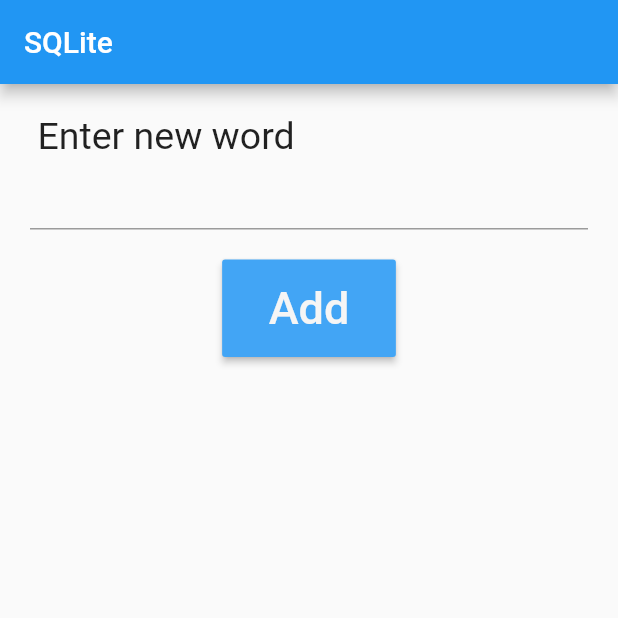
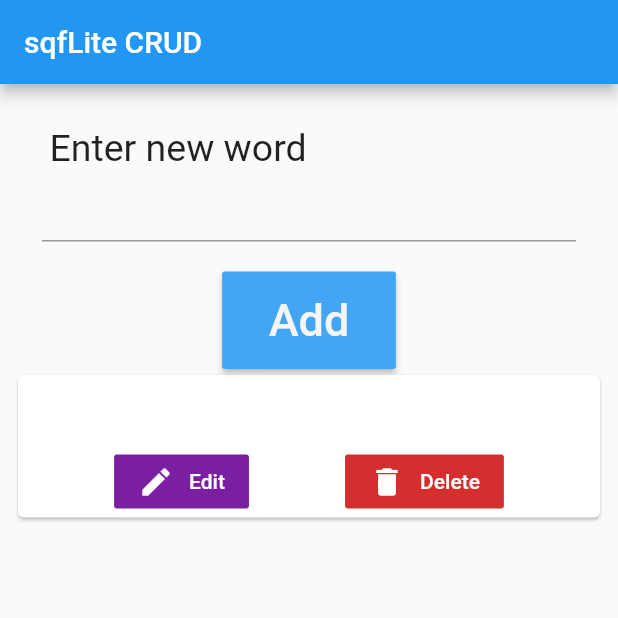
Before and after one commit to TokisakiKurumi2001/sqlite_test, a Flutter app: the screen it shows after launch, after a tap on "Add", on a phone screen of 412 x 824 dp, the top half of it. Run offline on Flutter 3.47's test engine with Material 2 defaults, Android fonts, the phone set to English and light mode, and no system bars; our stand-ins replace sqflite; accounts and stored records are empty.

Commit message:
Final release of app

```diff
--- a/lib/Input.dart
+++ /dev/null
@@ -1,66 +0,0 @@
-import 'package:flutter/material.dart';
-
-class Input extends StatefulWidget {
-  @override
-  _InputState createState() => _InputState();
-}
-
-class _InputState extends State<Input> {
-  TextEditingController _controller;
-
-  @override
-  void initState() {
-    super.initState();
-    _controller = TextEditingController();
-  }
-
-  @override
-  void dispose() {
-    _controller.dispose();
-    super.dispose();
-  }
-
-  @override
-  Widget build(BuildContext context) {
-    return Column(
-      crossAxisAlignment: CrossAxisAlignment.start,
-      children: <Widget>[
-        Padding(
-          padding: EdgeInsets.only(top: 20.0, left: 25.0),
-          child: Text(
-            'Enter new word',
-            style: TextStyle(fontSize: 25),
-          ),
-        ),
-        Padding(
-          padding: EdgeInsets.symmetric(horizontal: 20.0),
-          child: Container(
-            child: TextField(
-              controller: _controller,
-              onSubmitted: (String value) {
-                _controller.clear();
-                print('You typed $value');
-              },
-            ),
-          ),
-        ),
-        Center(
-          child: Container(
-            margin: EdgeInsets.only(top: 20.0),
-            child: MaterialButton(
-              color: Colors.blue[400],
-              child: Padding(
-                padding: EdgeInsets.all(15.0),
-                child: Text(
-                  'Add',
-                  style: TextStyle(fontSize: 30, color: Colors.grey[100]),
-                ),
-              ),
-              onPressed: () {},
-            ),
-          ),
-        ),
-      ],
-    );
-  }
-}
--- a/lib/TodoList.dart
+++ /dev/null
@@ -1,24 +0,0 @@
-import 'package:flutter/material.dart';
-import 'TodoCard.dart';
-import 'models/Vocab.dart';
-
-class TodoList extends StatefulWidget {
-  @override
-  _TodoListState createState() => _TodoListState();
-}
-
-class _TodoListState extends State<TodoList> {
-  final List<Vocab> listOfTodos = [];
-
-  @override
-  Widget build(BuildContext context) {
-    return ListView.builder(
-      itemBuilder: (context, index) {
-        return TodoCard(
-          vocab: listOfTodos[index],
-        );
-      },
-      itemCount: listOfTodos.length,
-    );
-  }
-}
--- /dev/null
+++ b/lib/Vocabs.dart
@@ -0,0 +1,21 @@
+import 'package:sqlite_test/db/interact_with_db.dart';
+import 'models/Vocab.dart';
+
+Future<List<Vocab>> future;
+
+Future<int> createTodo(String word) async {
+  int count = await DBInteract.todosCount();
+  count += 1;
+  final v = Vocab(count, word);
+  await DBInteract.addNewVocab(v);
+  return v.id;
+}
+
+deleteTodo(Vocab v) async {
+  await DBInteract.deleteVocab(v);
+}
+
+updateTodo(Vocab v, String word) async {
+  v.word = word;
+  await DBInteract.updateVocab(v);
+}
--- a/lib/db/interact_with_db.dart
+++ b/lib/db/interact_with_db.dart
@@ -61,4 +61,13 @@ class DBInteract {
     final result = await db.rawUpdate(sql, params);
     DatabaseCreator.databaseLog('Update vocab', sql, null, result, params);
   }
+
+  static Future<int> todosCount() async {
+    final data = await db
+        .rawQuery('''SELECT MAX(id) FROM ${DatabaseCreator.tableName}''');
+
+    int count = data[0].values.elementAt(0);
+    int idForNewItem = count == null ? 1 : count++;
+    return idForNewItem;
+  }
 }
--- a/lib/main.dart
+++ b/lib/main.dart
@@ -1,27 +1,200 @@
 import 'package:flutter/material.dart';
-import 'Input.dart';
-import 'TodoList.dart';
+import 'db/database_creator.dart';
+import 'db/interact_with_db.dart';
+import 'models/Vocab.dart';
+import 'Vocabs.dart' as vs;
 
-void main() => runApp(MyApp());
+void main() async {
+  WidgetsFlutterBinding.ensureInitialized();
+  await DatabaseCreator().initDB();
+  runApp(MyApp());
+}
 
 class MyApp extends StatelessWidget {
   @override
   Widget build(BuildContext context) {
     return MaterialApp(
-      home: Scaffold(
-        appBar: AppBar(
-          title: Text('SQLite'),
-        ),
-        body: SafeArea(
-          child: Column(
+      debugShowCheckedModeBanner: false,
+      title: 'Flutter Demo',
+      theme: ThemeData(
+        primarySwatch: Colors.blue,
+      ),
+      home: SqfLiteCrud(title: 'Flutter Demo Home Page'),
+    );
+  }
+}
+
+class SqfLiteCrud extends StatefulWidget {
+  SqfLiteCrud({Key key, this.title}) : super(key: key);
+
+  final String title;
+
+  @override
+  _SqfLiteCrudState createState() => _SqfLiteCrudState();
+}
+
+class _SqfLiteCrudState extends State<SqfLiteCrud> {
+  @override
+  initState() {
+    super.initState();
+    vs.future = DBInteract.getAllVocabs();
+  }
+
+  Card buildItem(Vocab vocab) {
+    TextEditingController _editWord = TextEditingController();
+    return Card(
+      child: Column(
+        children: <Widget>[
+          Text(
+            '${vocab.word}',
+            style: TextStyle(fontSize: 40),
+          ),
+          Row(
+            mainAxisAlignment: MainAxisAlignment.spaceEvenly,
             children: <Widget>[
-              Input(),
-              Expanded(
-                child: TodoList(),
+              FlatButton(
+                color: Colors.purple.shade700,
+                onPressed: () async {
+                  await showDialog<void>(
+                      context: context,
+                      builder: (BuildContext context) {
+                        return AlertDialog(
+                          title: Text('Edit word'),
+                          content: TextField(
+                            controller: _editWord,
+                          ),
+                          actions: <Widget>[
+                            FlatButton(
+                                onPressed: () {
+                                  vs.updateTodo(vocab, _editWord.text);
+                                  setState(() {
+                                    vs.future = DBInteract.getAllVocabs();
+                                  });
+                                  Navigator.pop(context);
+                                },
+                                child: Text('OK'))
+                          ],
+                        );
+                      });
+                },
+                child: Row(
+                  children: <Widget>[
+                    Icon(
+                      Icons.edit,
+                      color: Colors.white,
+                    ),
+                    SizedBox(
+                      width: 10.0,
+                    ),
+                    Text(
+                      'Edit',
+                      style: TextStyle(color: Colors.white),
+                    ),
+                  ],
+                ),
+              ),
+              FlatButton(
+                color: Colors.red.shade700,
+                onPressed: () {
+                  vs.deleteTodo(vocab);
+                  setState(() {
+                    vs.future = DBInteract.getAllVocabs();
+                  });
+                },
+                child: Row(
+                  children: <Widget>[
+                    Icon(
+                      Icons.delete,
+                      color: Colors.white,
+                    ),
+                    SizedBox(
+                      width: 10.0,
+                    ),
+                    Text(
+                      'Delete',
+                      style: TextStyle(color: Colors.white),
+                    ),
+                  ],
+                ),
               ),
             ],
+          )
+        ],
+      ),
+    );
+  }
+
+  Container inputText() {
+    TextEditingController _controller = TextEditingController();
+    return Container(
+      child: Column(
+        crossAxisAlignment: CrossAxisAlignment.start,
+        children: <Widget>[
+          Padding(
+            padding: EdgeInsets.only(top: 20.0, left: 25.0),
+            child: Text(
+              'Enter new word',
+              style: TextStyle(fontSize: 25),
+            ),
           ),
-        ),
+          Padding(
+            padding: EdgeInsets.symmetric(horizontal: 20.0),
+            child: Container(
+              child: TextField(
+                controller: _controller,
+              ),
+            ),
+          ),
+          Center(
+            child: Container(
+              margin: EdgeInsets.only(top: 20.0),
+              child: MaterialButton(
+                color: Colors.blue[400],
+                child: Padding(
+                  padding: EdgeInsets.all(15.0),
+                  child: Text(
+                    'Add',
+                    style: TextStyle(fontSize: 30, color: Colors.grey[100]),
+                  ),
+                ),
+                onPressed: () async {
+                  String word = _controller.text;
+                  await vs.createTodo(word);
+                  setState(() {
+                    vs.future = DBInteract.getAllVocabs();
+                  });
+                },
+              ),
+            ),
+          ),
+        ],
+      ),
+    );
+  }
+
+  @override
+  Widget build(BuildContext context) {
+    return Scaffold(
+      appBar: AppBar(
+        title: Text('sqfLite CRUD'),
+      ),
+      body: ListView(
+        padding: EdgeInsets.all(8),
+        children: <Widget>[
+          inputText(),
+          FutureBuilder<List<Vocab>>(
+            future: vs.future,
+            builder: (context, snapshot) {
+              if (snapshot.hasData) {
+                return Column(
+                    children:
+                        snapshot.data.map((todo) => buildItem(todo)).toList());
+              } else {
+                return SizedBox();
+              }
+            },
+          )
+        ],
       ),
     );
   }
```
Also changed, not shown: lib/TodoCard.dart (deleted, +0 -63 lines), pubspec.lock, 6 other files.
